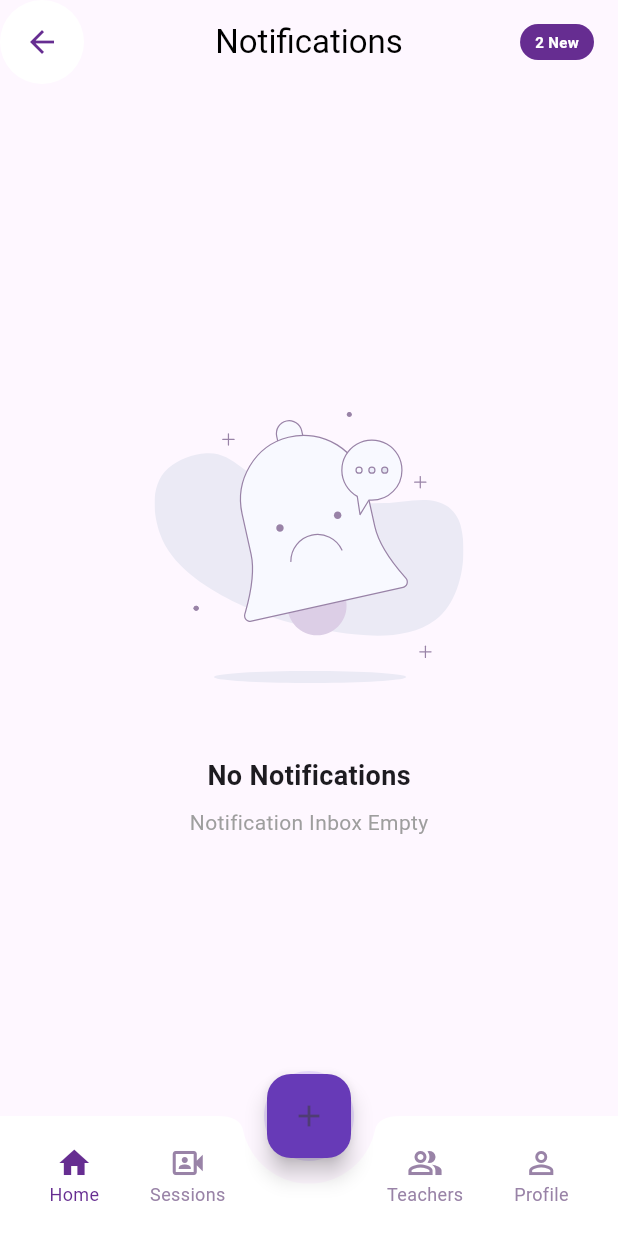
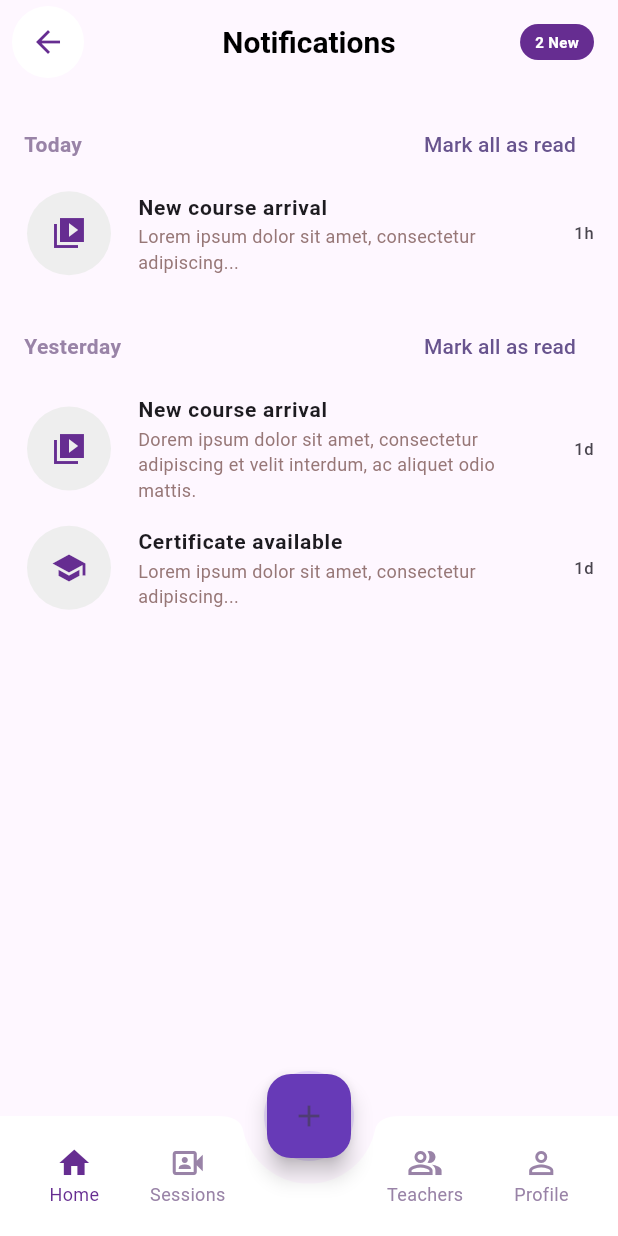
Before and after one commit to Momen64125/fluency, a Flutter app: the screen it shows after launch, after a tap on the "arrow back" icon, on a phone screen of 412 x 824 dp. Run offline on Flutter 3.47's test engine with Material 3 defaults, Android fonts, the light colour scheme and no system bars; our stand-ins replace dio, equatable, flutter_riverpod, flutter_screenutil, flutter_svg, go_router.

Commit message:
add notifications_screen

```diff
--- a/lib/feature/notifications/data/repository/notification_repository_impl.dart
+++ b/lib/feature/notifications/data/repository/notification_repository_impl.dart
@@ -10,12 +10,12 @@ class NotificationRepositoryImpl implements NotificationRepository {
     // محاكاة استدعاء API
     await Future.delayed(const Duration(seconds: 1));
     return [
-      // NotificationEntity(
-      //   title: "New course arrival",
-      //   subtitle: "Lorem ipsum dolor sit amet, consectetur adipiscing...",
-      //   time: "1h",
-      //   icon: Icons.school,
-      // ),
+      NotificationEntity(
+        title: "New course arrival",
+        subtitle: "Lorem ipsum dolor sit amet, consectetur adipiscing...",
+        time: "1h",
+        icon: Icons.video_collection_sharp,
+      ),
     ];
   }
 
@@ -24,18 +24,18 @@ class NotificationRepositoryImpl implements NotificationRepository {
     // محاكاة استدعاء API
     await Future.delayed(const Duration(seconds: 1));
     return [
-      // NotificationEntity(
-      //   title: "New course arrival",
-      //   subtitle: "Dorem ipsum dolor sit amet, consectetur adipiscing et velit interdum, ac aliquet odio mattis.",
-      //   time: "1d",
-      //   icon: Icons.school,
-      // ),
-      // NotificationEntity(
-      //   title: "Certificate available",
-      //   subtitle: "Lorem ipsum dolor sit amet, consectetur adipiscing...",
-      //   time: "1d",
-      //   icon: Icons.verified,
-      // ),
+      NotificationEntity(
+        title: "New course arrival",
+        subtitle: "Dorem ipsum dolor sit amet, consectetur adipiscing et velit interdum, ac aliquet odio mattis.",
+        time: "1d",
+        icon: Icons.video_collection_sharp,
+      ),
+      NotificationEntity(
+        title: "Certificate available",
+        subtitle: "Lorem ipsum dolor sit amet, consectetur adipiscing...",
+        time: "1d",
+        icon: Icons.school,
+      ),
     ];
   }
 }
--- a/lib/feature/notifications/presentation/screens/notifications_screen.dart
+++ b/lib/feature/notifications/presentation/screens/notifications_screen.dart
@@ -18,16 +18,20 @@ class NotificationsPage extends ConsumerWidget {
       appBar: AppBar(
         //backgroundColor: Colors.white,
         elevation: 0,
-        leading: CircleAvatar(
-          backgroundColor: Colors.white,
-          child: IconButton(
-            icon: const Icon(Icons.arrow_back, color: Color(0xFF662D91)),
-            onPressed: () {},
+        leading: Padding(
+          padding: const EdgeInsets.only(left: 8.0),
+          child: CircleAvatar(
+            radius: 1.r*30,
+            backgroundColor: Colors.white,
+            child: IconButton(
+              icon: const Icon(Icons.arrow_back, color: Color(0xFF662D91)),
+              onPressed: () {},
+            ),
           ),
         ),
         title: const Text(
           "Notifications",
-          style: TextStyle(color: Colors.black),
+          style: TextStyle(color: Colors.black, fontSize: 20, fontWeight: FontWeight.bold),
         ),
         centerTitle: true,
           actions: [
@@ -36,7 +40,7 @@ class NotificationsPage extends ConsumerWidget {
             padding: const EdgeInsets.symmetric(horizontal: 10, vertical: 5),
             decoration: BoxDecoration(
               color: Color(0xFF662D91),
-              borderRadius: BorderRadius.circular(20),
+              borderRadius: BorderRadius.circular(1.r*20),
             ),
             child: const Text(
               "2 New",
--- a/lib/feature/notifications/presentation/widgets/notification_tile.dart
+++ b/lib/feature/notifications/presentation/widgets/notification_tile.dart
@@ -1,6 +1,7 @@
+
 import 'package:flutter/material.dart';
 
-class NotificationTile extends StatelessWidget {
+class NotificationTile extends StatefulWidget {
   final String title;
   final String subtitle;
   final String time;
@@ -15,20 +16,39 @@ class NotificationTile extends StatelessWidget {
   }) : super(key: key);
 
   @override
+  State<NotificationTile> createState() => _NotificationTileState();
+}
+
+class _NotificationTileState extends State<NotificationTile> {
+  bool _isTapped = false;
+
+  @override
   Widget build(BuildContext context) {
     return ListTile(
+
+      //tileColor: _isTapped ? Colors.grey.shade200 : Colors.white,
       contentPadding: EdgeInsets.zero,
       leading: CircleAvatar(
         radius: 30,
         backgroundColor: Colors.grey.shade200,
-        child: Icon(icon, color: Colors.purple),
+        child: Icon(widget.icon, color: const Color(0xFF662D91)),
       ),
       title: Text(
-        title,
+        widget.title,
         style: const TextStyle(fontWeight: FontWeight.bold, fontSize: 14),
       ),
-      subtitle: Text(subtitle, style: const TextStyle(fontSize: 12, color: Color(0xFF9777777))),
-      trailing: Text(time),
+      subtitle: Text(
+        widget.subtitle,
+        style: const TextStyle(fontSize: 12, color:  Color(0xff977777)),
+      ),
+      trailing: Text(widget.time),
+      onTap: () {
+        if (!_isTapped) {
+          setState(() {
+            _isTapped = true;
+          });
+        }
+      },
     );
   }
 }
```
